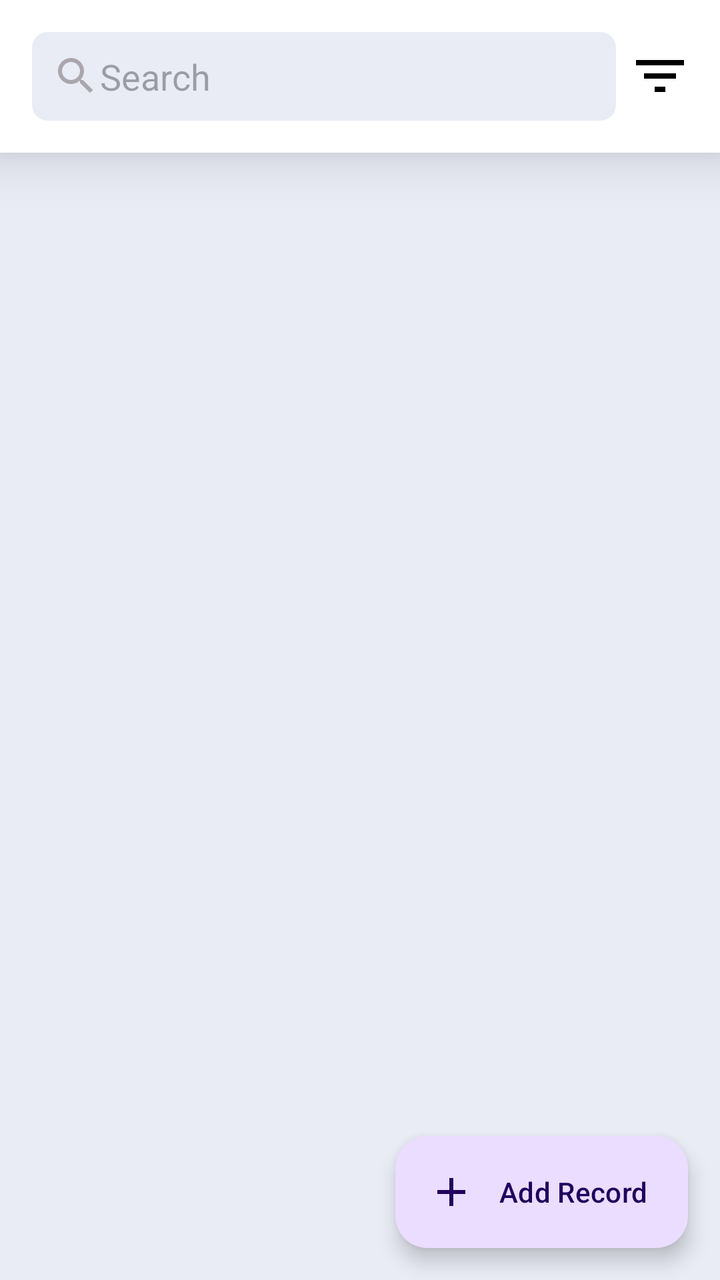
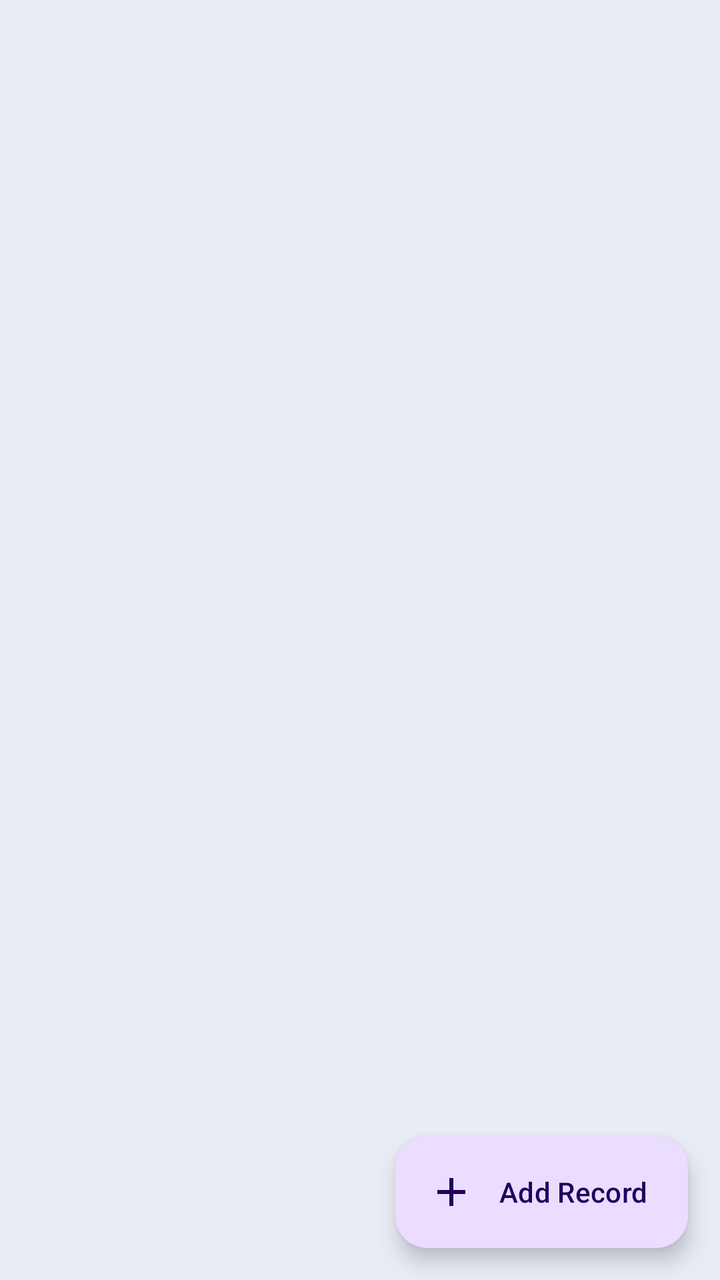

The first picture is an Android layout as it rendered before a commit; the second is the same layout after the commit. The layout source and the unified diff follow.
<!-- AndroidManifest.xml: application theme Theme.ExpensesRecorder -->
<!-- res/layout/fragment_home.xml -->
<?xml version="1.0" encoding="utf-8"?>
<androidx.coordinatorlayout.widget.CoordinatorLayout xmlns:android="http://schemas.android.com/apk/res/android"
    xmlns:tools="http://schemas.android.com/tools"
    xmlns:app="http://schemas.android.com/apk/res-auto"
    android:layout_width="match_parent"
    android:layout_height="match_parent"
    android:background="@color/gray"
    android:clickable="true"
    tools:context=".ui.home.HomeFragment">

    <LinearLayout
        android:layout_width="match_parent"
        android:layout_height="match_parent"
        android:orientation="vertical">


        <LinearLayout
            android:layout_width="match_parent"
            android:layout_height="wrap_content"
            android:background="@color/white"
            android:elevation="16dp"
            android:paddingVertical="16dp"
            android:paddingStart="16dp"
            android:paddingEnd="8dp">

            <EditText
                android:id="@+id/etSearch"
                android:layout_width="0dp"
                android:layout_height="wrap_content"
                android:layout_weight="1"
                android:background="@drawable/search_bar_bg"
                android:drawableStart="@drawable/ic_search"
                android:hint="Search" />

            <ImageView
                android:id="@+id/ivSort"
                android:layout_width="wrap_content"
                android:layout_height="wrap_content"
                android:layout_gravity="center_vertical"
                android:layout_marginHorizontal="6dp"
                android:src="@drawable/ic_filter" />
        </LinearLayout>

        <androidx.recyclerview.widget.RecyclerView
            android:id="@+id/rvExpenses"
            android:layout_width="match_parent"
            android:layout_height="0dp"
            android:layout_weight="1"
            android:clipToPadding="false"
            android:paddingTop="4dp"
            android:paddingBottom="75dp" />

        <LinearLayout
            android:id="@+id/llEmpty"
            android:layout_width="match_parent"
            android:layout_height="match_parent"
            android:gravity="center"
            android:visibility="gone"
            android:orientation="vertical">

            <ImageView
                android:layout_width="200dp"
                android:layout_height="200dp"
                android:src="@drawable/ic_file" />

            <TextView
                android:id="@+id/tvEmpty"
                android:layout_width="wrap_content"
                android:layout_height="wrap_content"
                android:textColor="@color/hint_gray"
                android:textStyle="bold" />
        </LinearLayout>

    </LinearLayout>

    <com.google.android.material.floatingactionbutton.ExtendedFloatingActionButton
        android:id="@+id/fabAdd"
        android:layout_width="wrap_content"
        android:layout_height="wrap_content"
        android:layout_gravity="bottom|end"
        android:layout_marginEnd="16dp"
        android:layout_marginBottom="16dp"
        android:text="Add Record"
        app:icon="@drawable/ic_add" />

</androidx.coordinatorlayout.widget.CoordinatorLayout>
<!-- resources referenced by this layout -->
<resources>
  <color name="gray">#E9ECF5</color>
  <color name="hint_gray">#ABA6AD</color>
  <color name="white">#FFFFFFFF</color>
  <!-- drawable ic_add (drawable) -->
  <vector xmlns:android="http://schemas.android.com/apk/res/android" android:height="24dp" android:tint="#000000" android:viewportHeight="24" android:viewportWidth="24" android:width="24dp">
        
      <path android:fillColor="@android:color/white" android:pathData="M19,13h-6v6h-2v-6H5v-2h6V5h2v6h6v2z"/>
      
  </vector>
  <!-- drawable ic_file (drawable) -->
  <vector xmlns:android="http://schemas.android.com/apk/res/android" android:height="24dp" android:tint="@color/hint_gray" android:viewportHeight="960" android:viewportWidth="960" android:width="24dp">
        
      <path android:fillColor="@android:color/white" android:pathData="M320,480L320,400L640,400L640,480L320,480ZM320,320L320,240L640,240L640,320L320,320ZM240,560L540,560Q569,560 594,572.5Q619,585 636,608L720,718L720,160Q720,160 720,160Q720,160 720,160L240,160Q240,160 240,160Q240,160 240,160L240,560ZM240,800L682,800L573,657Q567,649 558.5,644.5Q550,640 540,640L240,640L240,800Q240,800 240,800Q240,800 240,800ZM720,880L240,880Q207,880 183.5,856.5Q160,833 160,800L160,160Q160,127 183.5,103.5Q207,80 240,80L720,80Q753,80 776.5,103.5Q800,127 800,160L800,800Q800,833 776.5,856.5Q753,880 720,880ZM240,800L240,800L240,160Q240,160 240,160Q240,160 240,160L240,160Q240,160 240,160Q240,160 240,160L240,800Q240,800 240,800Q240,800 240,800ZM240,640L240,560L240,560L240,640Z"/>
      
  </vector>
  <!-- drawable ic_filter (drawable) -->
  <vector xmlns:android="http://schemas.android.com/apk/res/android" android:height="32dp" android:tint="#000000" android:viewportHeight="24" android:viewportWidth="24" android:width="32dp">
        
      <path android:fillColor="@android:color/white" android:pathData="M10,18h4v-2h-4v2zM3,6v2h18L21,6L3,6zM6,13h12v-2L6,11v2z"/>
      
  </vector>
  <!-- drawable ic_search (drawable) -->
  <vector xmlns:android="http://schemas.android.com/apk/res/android" android:height="24dp" android:tint="@color/hint_gray" android:viewportHeight="24" android:viewportWidth="24" android:width="24dp">
        
      <path android:fillColor="@android:color/white" android:pathData="M15.5,14h-0.79l-0.28,-0.27C15.41,12.59 16,11.11 16,9.5 16,5.91 13.09,3 9.5,3S3,5.91 3,9.5 5.91,16 9.5,16c1.61,0 3.09,-0.59 4.23,-1.57l0.27,0.28v0.79l5,4.99L20.49,19l-4.99,-5zM9.5,14C7.01,14 5,11.99 5,9.5S7.01,5 9.5,5 14,7.01 14,9.5 11.99,14 9.5,14z"/>
      
  </vector>
  <!-- drawable search_bar_bg (drawable) -->
  <?xml version="1.0" encoding="utf-8"?>
  <selector xmlns:android="http://schemas.android.com/apk/res/android">
      <item android:state_enabled="true" android:state_focused="true">
          <shape android:shape="rectangle">
              <padding android:bottom="10dp" android:left="10dp" android:right="10dp" android:top="10dp" />
              <solid android:color="@color/gray"/>
              <corners android:radius="8dp" />
          </shape>
      </item>
  
      <item android:state_enabled="true">
          <shape android:shape="rectangle">
              <padding android:bottom="10dp" android:left="10dp" android:right="10dp" android:top="10dp" />
              <solid android:color="@color/gray"/>
              <corners android:radius="8dp" />
          </shape>
      </item>
  </selector>
  <style name="Theme.ExpensesRecorder" parent="Base.Theme.ExpensesRecorder" />
  <style name="Base.Theme.ExpensesRecorder" parent="Theme.Material3.DayNight.NoActionBar">
          
          
      </style>
</resources>

<!-- the commit's change to res/layout/fragment_home.xml (unified diff, before → after) -->
@@ -14,32 +14,32 @@
         android:orientation="vertical">
 
 
-        <LinearLayout
-            android:layout_width="match_parent"
-            android:layout_height="wrap_content"
-            android:background="@color/white"
-            android:elevation="16dp"
-            android:paddingVertical="16dp"
-            android:paddingStart="16dp"
-            android:paddingEnd="8dp">
 
-            <EditText
-                android:id="@+id/etSearch"
-                android:layout_width="0dp"
-                android:layout_height="wrap_content"
-                android:layout_weight="1"
-                android:background="@drawable/search_bar_bg"
-                android:drawableStart="@drawable/ic_search"
-                android:hint="Search" />
 
-            <ImageView
-                android:id="@+id/ivSort"
-                android:layout_width="wrap_content"
-                android:layout_height="wrap_content"
-                android:layout_gravity="center_vertical"
-                android:layout_marginHorizontal="6dp"
-                android:src="@drawable/ic_filter" />
-        </LinearLayout>
+
+
+
+
+
+
+
+
+
+
+
+
+
+
+
+
+
+
+
+
+
+
+
+
 
         <androidx.recyclerview.widget.RecyclerView
             android:id="@+id/rvExpenses"
<!-- resource entries referenced after the edit -->
@@ -2,7 +2,6 @@
 <resources>
   <color name="gray">#E9ECF5</color>
   <color name="hint_gray">#ABA6AD</color>
-  <color name="white">#FFFFFFFF</color>
   <!-- drawable ic_add (drawable) -->
   <vector xmlns:android="http://schemas.android.com/apk/res/android" android:height="24dp" android:tint="#000000" android:viewportHeight="24" android:viewportWidth="24" android:width="24dp">
         
@@ -15,37 +14,6 @@
       <path android:fillColor="@android:color/white" android:pathData="M320,480L320,400L640,400L640,480L320,480ZM320,320L320,240L640,240L640,320L320,320ZM240,560L540,560Q569,560 594,572.5Q619,585 636,608L720,718L720,160Q720,160 720,160Q720,160 720,160L240,160Q240,160 240,160Q240,160 240,160L240,560ZM240,800L682,800L573,657Q567,649 558.5,644.5Q550,640 540,640L240,640L240,800Q240,800 240,800Q240,800 240,800ZM720,880L240,880Q207,880 183.5,856.5Q160,833 160,800L160,160Q160,127 183.5,103.5Q207,80 240,80L720,80Q753,80 776.5,103.5Q800,127 800,160L800,800Q800,833 776.5,856.5Q753,880 720,880ZM240,800L240,800L240,160Q240,160 240,160Q240,160 240,160L240,160Q240,160 240,160Q240,160 240,160L240,800Q240,800 240,800Q240,800 240,800ZM240,640L240,560L240,560L240,640Z"/>
       
   </vector>
-  <!-- drawable ic_filter (drawable) -->
-  <vector xmlns:android="http://schemas.android.com/apk/res/android" android:height="32dp" android:tint="#000000" android:viewportHeight="24" android:viewportWidth="24" android:width="32dp">
-        
-      <path android:fillColor="@android:color/white" android:pathData="M10,18h4v-2h-4v2zM3,6v2h18L21,6L3,6zM6,13h12v-2L6,11v2z"/>
-      
-  </vector>
-  <!-- drawable ic_search (drawable) -->
-  <vector xmlns:android="http://schemas.android.com/apk/res/android" android:height="24dp" android:tint="@color/hint_gray" android:viewportHeight="24" android:viewportWidth="24" android:width="24dp">
-        
-      <path android:fillColor="@android:color/white" android:pathData="M15.5,14h-0.79l-0.28,-0.27C15.41,12.59 16,11.11 16,9.5 16,5.91 13.09,3 9.5,3S3,5.91 3,9.5 5.91,16 9.5,16c1.61,0 3.09,-0.59 4.23,-1.57l0.27,0.28v0.79l5,4.99L20.49,19l-4.99,-5zM9.5,14C7.01,14 5,11.99 5,9.5S7.01,5 9.5,5 14,7.01 14,9.5 11.99,14 9.5,14z"/>
-      
-  </vector>
-  <!-- drawable search_bar_bg (drawable) -->
-  <?xml version="1.0" encoding="utf-8"?>
-  <selector xmlns:android="http://schemas.android.com/apk/res/android">
-      <item android:state_enabled="true" android:state_focused="true">
-          <shape android:shape="rectangle">
-              <padding android:bottom="10dp" android:left="10dp" android:right="10dp" android:top="10dp" />
-              <solid android:color="@color/gray"/>
-              <corners android:radius="8dp" />
-          </shape>
-      </item>
-  
-      <item android:state_enabled="true">
-          <shape android:shape="rectangle">
-              <padding android:bottom="10dp" android:left="10dp" android:right="10dp" android:top="10dp" />
-              <solid android:color="@color/gray"/>
-              <corners android:radius="8dp" />
-          </shape>
-      </item>
-  </selector>
   <style name="Theme.ExpensesRecorder" parent="Base.Theme.ExpensesRecorder" />
   <style name="Base.Theme.ExpensesRecorder" parent="Theme.Material3.DayNight.NoActionBar">
           
